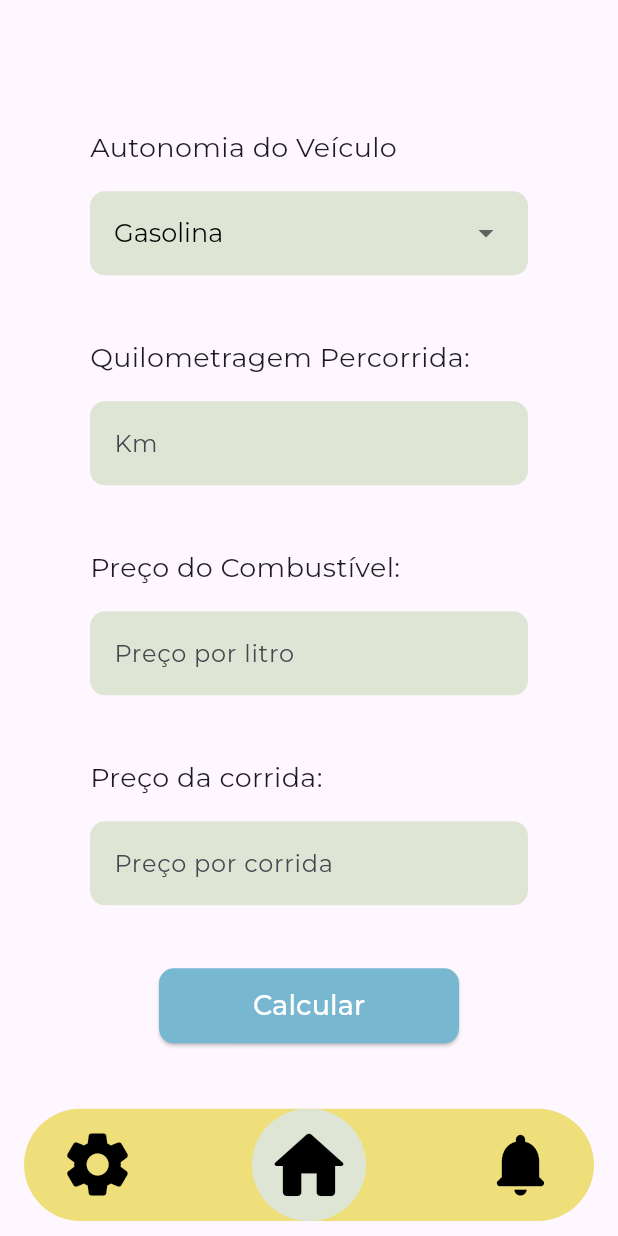
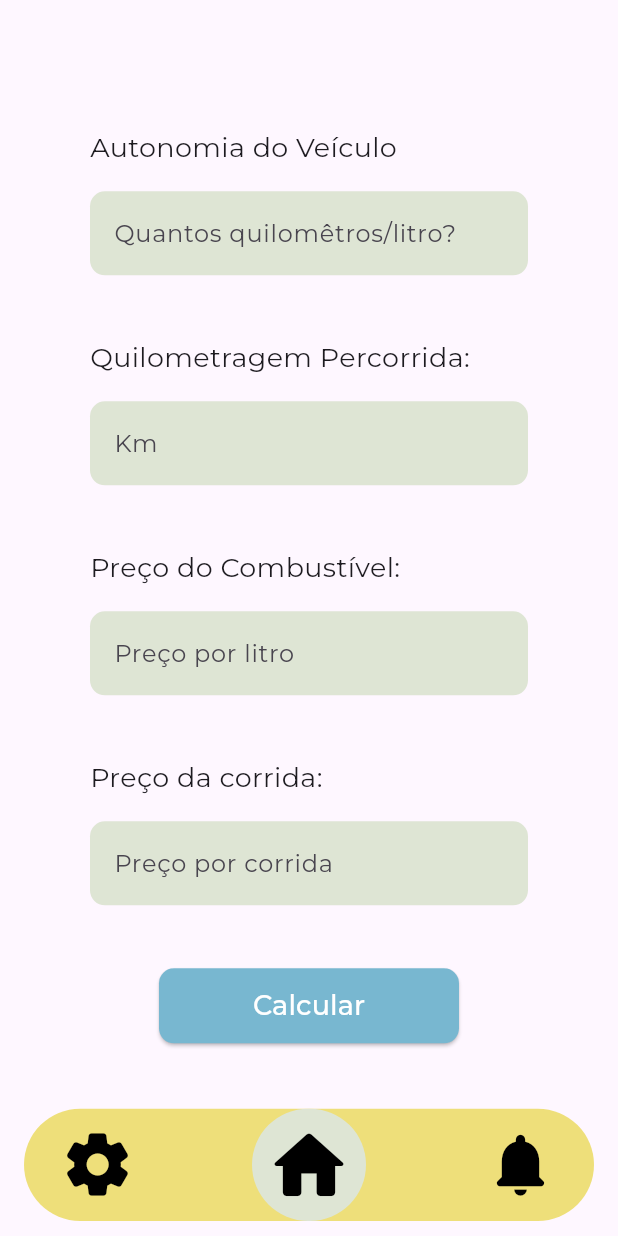
Before and after one commit to Merenciou/Lucrao, a Flutter app: the SettingsPage screen opened by its route, on a phone screen of 412 x 824 dp. Run offline on Flutter 3.47's test engine with Material 3 defaults, Android fonts, the light colour scheme and no system bars; our stand-ins replace fl_chart, flutter_svg, google_fonts.

Commit message:
change fuel type dropdownbutton to textformfield

```diff
--- a/lib/screens/settings_screen/settings_page.dart
+++ b/lib/screens/settings_screen/settings_page.dart
@@ -1,12 +1,6 @@
 import 'package:flutter/material.dart';
 import 'package:google_fonts/google_fonts.dart';
 import 'package:lucrao/components/navbar/custom_navbar.dart';
-
-const List<String> fuelList = <String>[
-  'Gasolina',
-  'Etanol',
-  'Diesel',
-];
 
 class SettingsPage extends StatefulWidget {
   const SettingsPage({super.key});
@@ -16,8 +10,8 @@ class SettingsPage extends StatefulWidget {
 }
 
 class _SettingsPageState extends State<SettingsPage> {
-  String dropdownValue = fuelList.first;
   GlobalKey formKeyFuelType = GlobalKey<FormState>();
+  GlobalKey formKeyKmTraveled = GlobalKey<FormState>();
   GlobalKey formKeyFuelPrice = GlobalKey<FormState>();
   GlobalKey formKeyAppRacePrice = GlobalKey<FormState>();
 
@@ -50,44 +44,20 @@ class _SettingsPageState extends State<SettingsPage> {
                 ),
                 Padding(
                   padding: const EdgeInsets.only(top: 16),
-                  child: Container(
-                    width: double.infinity,
-                    height: 56,
-                    decoration: const BoxDecoration(
-                      color: Color(0xFFDEE5D4),
-                      borderRadius: BorderRadius.all(
-                        Radius.circular(10),
-                      ),
-                    ),
-                    child: Padding(
-                      padding: const EdgeInsets.symmetric(
-                          horizontal: 16, vertical: 6),
-                      child: DropdownButton(
-                        value: dropdownValue,
-                        underline: const SizedBox(
-                          width: double.infinity,
-                          height: 0,
+                  child: Form(
+                    key: formKeyFuelType,
+                    child: TextFormField(
+                      decoration: InputDecoration(
+                        filled: true,
+                        fillColor: const Color(0xFFDEE5D4),
+                        label: const Text('Quantos quilomêtros/litro?'),
+                        labelStyle: GoogleFonts.montserrat(),
+                        border: const OutlineInputBorder(
+                          borderSide: BorderSide.none,
+                          borderRadius: BorderRadius.all(
+                            Radius.circular(10),
+                          ),
                         ),
-                        style: GoogleFonts.montserrat(
-                            color: Colors.black,
-                            fontWeight: FontWeight.w400,
-                            fontSize: 17),
-                        borderRadius:
-                            const BorderRadius.all(Radius.circular(10)),
-                        dropdownColor: const Color(0xFFDEE5D4),
-                        isExpanded: true,
-                        items: fuelList
-                            .map<DropdownMenuItem<String>>((String value) {
-                          return DropdownMenuItem<String>(
-                            value: value,
-                            child: Text(value),
-                          );
-                        }).toList(),
-                        onChanged: (value) {
-                          setState(() {
-                            dropdownValue = value!;
-                          });
-                        },
                       ),
                     ),
                   ),
@@ -103,7 +73,7 @@ class _SettingsPageState extends State<SettingsPage> {
                 Padding(
                   padding: const EdgeInsets.only(top: 16),
                   child: Form(
-                    key: formKeyFuelType,
+                    key: formKeyKmTraveled,
                     child: TextFormField(
                       decoration: InputDecoration(
                         filled: true,
```
